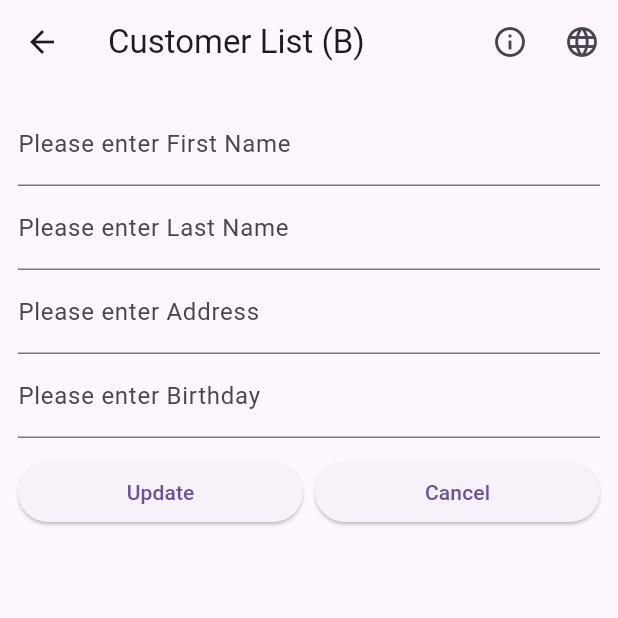
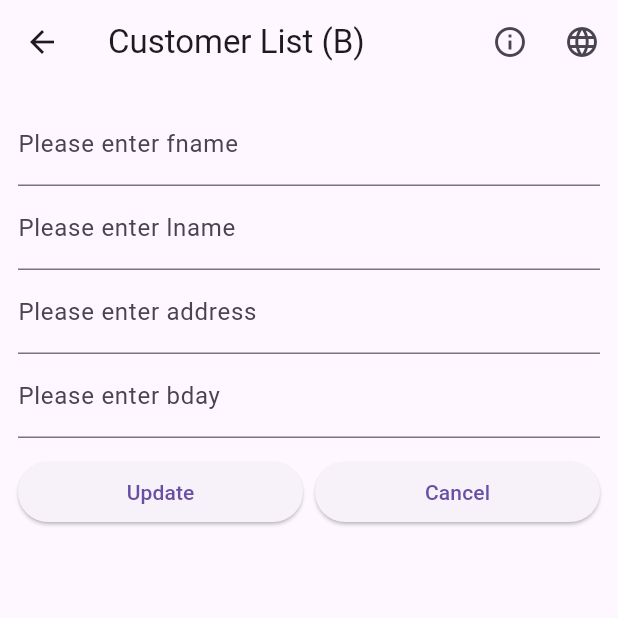
Before and after one commit to djv00/CST_2335_Final_Project, a Flutter app: the CustomerListPage screen opened directly, after a tap on "Edit", on a phone screen of 412 x 824 dp, the top half of it. Run offline on Flutter 3.47's test engine with Material 3 defaults, Android fonts, the light colour scheme and no system bars; our stand-ins replace floor, flutter_secure_storage, sqflite; accounts and stored records are empty; generated files the repository leaves out were written again.

Commit message:
Minor fixes

```diff
--- a/lib/pages/customer_list_page.dart
+++ b/lib/pages/customer_list_page.dart
@@ -48,7 +48,7 @@ class _CustomerListPageState extends State<CustomerListPage> {
     _addressController.text = await _storage.read(key: 'customer_address') ?? '';
     _birthdayController.text = await _storage.read(key: 'customer_birthday') ?? '';
     // ScaffoldMessenger.of(context)
-        // .showSnackBar(SnackBar(content: Text(getText('copyPrevious'))));
+    // .showSnackBar(SnackBar(content: Text(getText('copyPrevious'))));
   }
 
   Future<void> _saveCurrentInput() async {
@@ -107,7 +107,27 @@ class _CustomerListPageState extends State<CustomerListPage> {
       selectedCustomer = null;
     });
     ScaffoldMessenger.of(context)
-        .showSnackBar(SnackBar(content: Text(getText('Deleted'))));
+        .showSnackBar(SnackBar(content: Text(getText('delete'))));
+  }
+
+  void _updateCustomer() async {
+    final updated = CustomerItem(
+      selectedCustomer!.id,
+      _firstNameController.text,
+      _lastNameController.text,
+      _addressController.text,
+      _birthdayController.text,
+    );
+    await customerDao.updateCustomer(updated);
+    final refreshed = await customerDao.findAllCustomers();
+    setState(() {
+      customers = refreshed;
+      selectedCustomer = updated;
+      isEditing = false;
+    });
+    ScaffoldMessenger.of(context).showSnackBar(
+      SnackBar(content: Text(getText('update'))),
+    );
   }
 
   Widget _responsiveLayout() {
@@ -134,30 +154,30 @@ class _CustomerListPageState extends State<CustomerListPage> {
             children: [
               TextField(
                 controller: _firstNameController,
-                decoration: InputDecoration(labelText: '${getText('enter')} First Name'),
+                decoration: InputDecoration(labelText: "${getText('enter')} ${getText('fname')}"),
               ),
               TextField(
                 controller: _lastNameController,
-                decoration: InputDecoration(labelText: '${getText('enter')} Last Name'),
+                decoration: InputDecoration(labelText: "${getText('enter')} ${getText('lname')}"),
               ),
               TextField(
                 controller: _addressController,
-                decoration: InputDecoration(labelText: '${getText('enter')} Address'),
+                decoration: InputDecoration(labelText: "${getText('enter')} ${getText('address')}"),
               ),
               TextField(
                 controller: _birthdayController,
-                decoration: InputDecoration(labelText: '${getText('enter')} Birthday'),
+                decoration: InputDecoration(labelText: "${getText('enter')} ${getText('bday')}"),
               ),
               Row(
                 children: [
                   ElevatedButton(
                     onPressed: _addCustomer,
-                    child: Text(getText('Add')),
+                    child: Text(getText('add')),
                   ),
                   const SizedBox(width: 10),
                   ElevatedButton(
                     onPressed: _clearInput,
-                    child: Text(getText('Clear')), // assumes 'clear' key exists in localization
+                    child: Text(getText('clear')),
                   ),
                 ],
               ),
@@ -184,14 +204,14 @@ class _CustomerListPageState extends State<CustomerListPage> {
                       actions: [
                         TextButton(
                           onPressed: () => Navigator.pop(context),
-                          child: Text(getText('No')),
+                          child: Text(getText('cancel')),
                         ),
                         TextButton(
                           onPressed: () {
                             _deleteCustomer(customer);
                             Navigator.pop(context);
                           },
-                          child: Text(getText('Yes')),
+                          child: Text(getText('ok')),
                         ),
                       ],
                     ),
@@ -212,7 +232,7 @@ class _CustomerListPageState extends State<CustomerListPage> {
 
   Widget _buildDetailsView() {
     if (selectedCustomer == null) {
-      return const Center(child: Text('No customer selected'));
+      return Center(child: Text(getText('noCustomer')));
     }
 
     if (isEditing) {
@@ -223,45 +243,27 @@ class _CustomerListPageState extends State<CustomerListPage> {
           children: [
             TextField(
               controller: _firstNameController,
-              decoration: InputDecoration(labelText: '${getText('enter')} First Name'),
+              decoration: InputDecoration(labelText: "${getText('enter')} ${getText('fname')}"),
             ),
             TextField(
               controller: _lastNameController,
-              decoration: InputDecoration(labelText: '${getText('enter')} Last Name'),
+              decoration: InputDecoration(labelText: "${getText('enter')} ${getText('lname')}"),
             ),
             TextField(
               controller: _addressController,
-              decoration: InputDecoration(labelText: '${getText('enter')} Address'),
+              decoration: InputDecoration(labelText: "${getText('enter')} ${getText('address')}"),
             ),
             TextField(
               controller: _birthdayController,
-              decoration: InputDecoration(labelText: '${getText('enter')} Birthday'),
+              decoration: InputDecoration(labelText: "${getText('enter')} ${getText('bday')}"),
             ),
             const SizedBox(height: 12),
             Row(
               children: [
                 Expanded(
                   child: ElevatedButton(
-                    onPressed: () async {
-                      final updated = CustomerItem(
-                        selectedCustomer!.id,
-                        _firstNameController.text,
-                        _lastNameController.text,
-                        _addressController.text,
-                        _birthdayController.text,
-                      );
-                      await customerDao.updateCustomer(updated);
-                      final refreshed = await customerDao.findAllCustomers();
-                      setState(() {
-                        customers = refreshed;
-                        selectedCustomer = updated;
-                        isEditing = false;
-                      });
-                      ScaffoldMessenger.of(context).showSnackBar(
-                        SnackBar(content: Text(getText('Updated'))),
-                      );
-                    },
-                    child: Text(getText('Update')),
+                    onPressed: _updateCustomer,
+                    child: Text(getText('update')),
                   ),
                 ),
                 const SizedBox(width: 8),
@@ -272,7 +274,7 @@ class _CustomerListPageState extends State<CustomerListPage> {
                         isEditing = false;
                       });
                     },
-                    child: Text(getText('Cancel')),
+                    child: Text(getText('cancel')),
                   ),
                 ),
               ],
@@ -287,10 +289,10 @@ class _CustomerListPageState extends State<CustomerListPage> {
         child: Column(
           crossAxisAlignment: CrossAxisAlignment.start,
           children: [
-            Text("Name: ${selectedCustomer!.firstName} ${selectedCustomer!.lastName}",
+            Text("${getText('name')}: ${selectedCustomer!.firstName} ${selectedCustomer!.lastName}",
                 style: const TextStyle(fontSize: 20)),
-            Text("Address: ${selectedCustomer!.address}"),
-            Text("Birthday: ${selectedCustomer!.birthday}"),
+            Text("${getText('address')}: ${selectedCustomer!.address}"),
+            Text("${getText('bday')}: ${selectedCustomer!.birthday}"),
             const SizedBox(height: 12),
             Row(
               children: [
@@ -304,12 +306,12 @@ class _CustomerListPageState extends State<CustomerListPage> {
                       _birthdayController.text = selectedCustomer!.birthday;
                     });
                   },
-                  child: Text(getText('Edit')),
+                  child: Text(getText('edit')),
                 ),
                 const SizedBox(width: 12),
                 ElevatedButton(
                   onPressed: () => _deleteCustomer(selectedCustomer!),
-                  child: Text(getText('Delete')),
+                  child: Text(getText('delete')),
                 ),
                 const SizedBox(width: 12),
                 ElevatedButton(
@@ -320,7 +322,7 @@ class _CustomerListPageState extends State<CustomerListPage> {
                       _clearInput();
                     });
                   },
-                  child: Text(getText('Back')),
+                  child: Text(getText('back')),
                 ),
               ],
             ),
```
